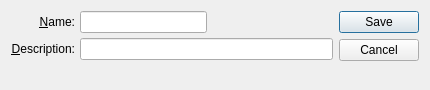
discountscott/qt-client, file guiclient/shippingZone.ui: the form before one commit.
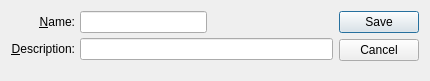
The form after the commit. Custom widgets are drawn as their Qt base class.

```diff
--- a/guiclient/shippingZone.ui
+++ b/guiclient/shippingZone.ui
@@ -14,7 +14,7 @@
     <x>0</x>
     <y>0</y>
     <width>430</width>
-    <height>90</height>
+    <height>81</height>
    </rect>
   </property>
   <property name="windowTitle">
```
Left out of the diff: 1 changed line with no effect on the pictures.
